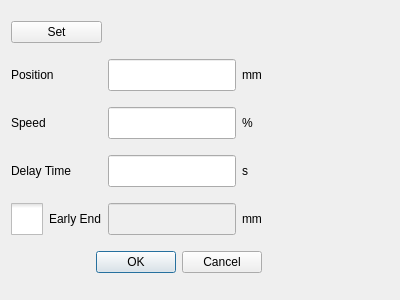
GaussCheng/2-5AxisPunch, file hcinstruction/icinstructmodifydialog.ui: the form before one commit.
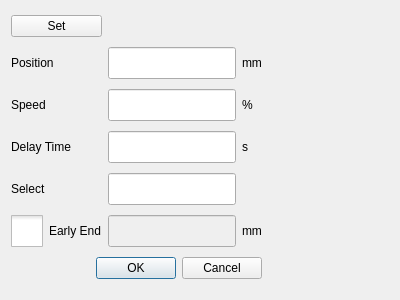
The form after the commit. Icons and pictures are not drawn. Custom widgets are drawn as their Qt base class.

Diff of the .ui file:
```diff
--- a/hcinstruction/icinstructmodifydialog.ui
+++ b/hcinstruction/icinstructmodifydialog.ui
@@ -86,7 +86,7 @@
      </property>
     </widget>
    </item>
-   <item row="5" column="0" colspan="3">
+   <item row="6" column="0" colspan="3">
     <widget class="QDialogButtonBox" name="buttonBox">
      <property name="orientation">
       <enum>Qt::Horizontal</enum>
@@ -109,7 +109,7 @@
      </property>
     </spacer>
    </item>
-   <item row="4" column="0">
+   <item row="5" column="0">
     <widget class="QCheckBox" name="earlyEndCheckBox">
      <property name="styleSheet">
       <string notr="true">::indicator {
@@ -145,7 +145,7 @@
      </property>
     </widget>
    </item>
-   <item row="4" column="1">
+   <item row="5" column="1">
     <widget class="ICLineEditWithVirtualNumericKeypad" name="earlyEndTimeEdit">
      <property name="enabled">
       <bool>false</bool>
@@ -161,7 +161,7 @@
      </property>
     </widget>
    </item>
-   <item row="4" column="2">
+   <item row="5" column="2">
     <widget class="QLabel" name="mmLabel_2">
      <property name="text">
       <string>mm</string>
@@ -175,6 +175,23 @@
      </property>
     </widget>
    </item>
+   <item row="4" column="0">
+    <widget class="QLabel" name="selectLabel">
+     <property name="text">
+      <string>Select</string>
+     </property>
+    </widget>
+   </item>
+   <item row="4" column="1">
+    <widget class="ICLineEditWithVirtualNumericKeypad" name="selectEdit">
+     <property name="minimumSize">
+      <size>
+       <width>0</width>
+       <height>32</height>
+      </size>
+     </property>
+    </widget>
+   </item>
   </layout>
  </widget>
  <customwidgets>
```
